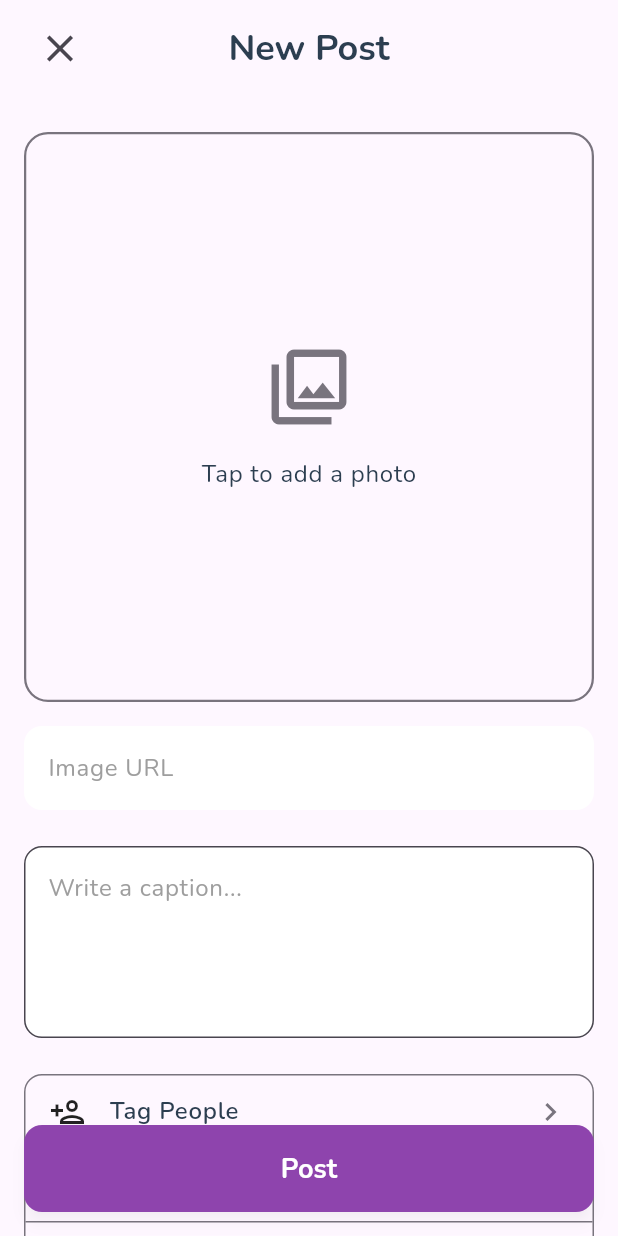
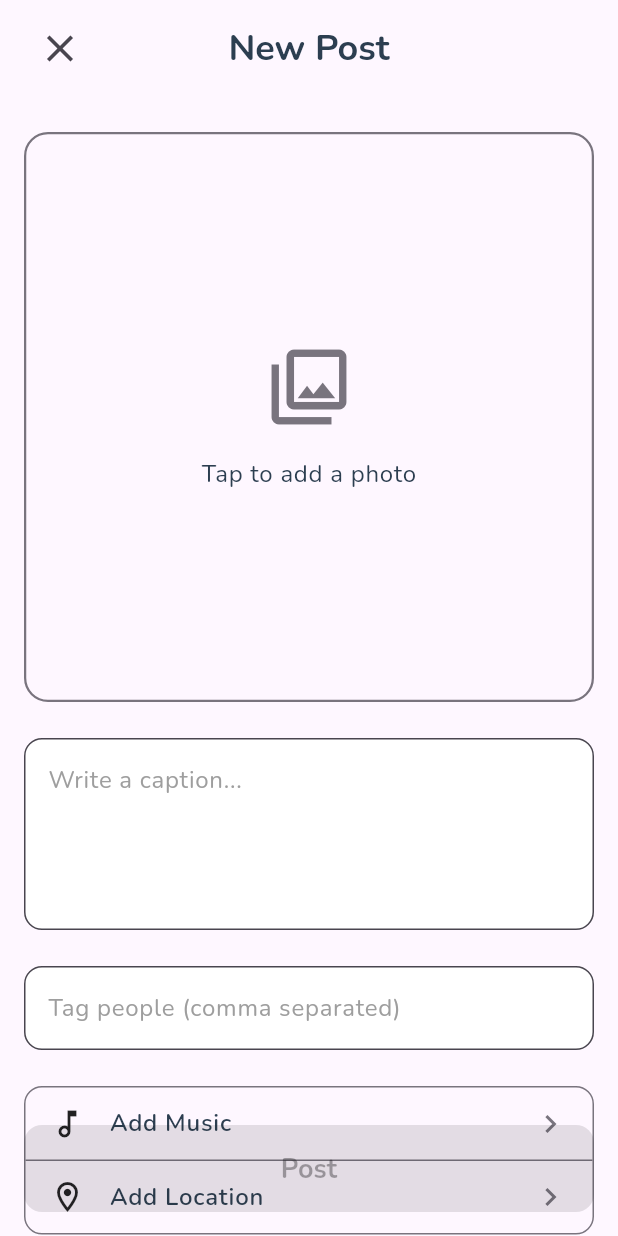
Before and after one commit to swaingithub/social-app, a Flutter app: the AddPostScreen screen opened by its route, on a phone screen of 412 x 824 dp. Run offline on Flutter 3.47's test engine with Material 3 defaults, Android fonts, the phone set to English and light mode, and no system bars; our stand-ins replace flutter_animate, flutter_svg, go_router, google_fonts, image_picker, shared_preferences and 1 more; accounts and stored records are empty; network calls fail.

Commit message:
post featured updated

```diff
--- a/frontend/lib/models/post.dart
+++ b/frontend/lib/models/post.dart
@@ -8,6 +8,7 @@ class Post {
   final String imageUrl;
   final List<String> likes;
   final List<String> comments;
+  final List<String> taggedUsers;
   final DateTime createdAt;
 
   Post({
@@ -17,6 +18,7 @@ class Post {
     required this.imageUrl,
     required this.likes,
     required this.comments,
+    required this.taggedUsers,
     required this.createdAt,
   });
 
@@ -28,6 +30,7 @@ class Post {
       imageUrl: json['imageUrl'] ?? '',
       likes: List<String>.from(json['likes'] ?? []),
       comments: List<String>.from(json['comments'] ?? []),
+      taggedUsers: List<String>.from(json['taggedUsers'] ?? []),
       createdAt: DateTime.parse(json['createdAt'] ?? DateTime.now().toIso8601String()),
     );
   }
--- a/frontend/lib/providers/post_provider.dart
+++ b/frontend/lib/providers/post_provider.dart
@@ -28,9 +28,9 @@ class PostProvider with ChangeNotifier {
     }
   }
 
-  Future<void> createPost(String caption, String imageUrl) async {
+  Future<void> createPost(String caption, String imageUrl, List<String> taggedUsers) async {
     try {
-      final newPost = await apiService.createPost(caption, imageUrl);
+      final newPost = await apiService.createPost(caption, imageUrl, taggedUsers);
       _posts.insert(0, newPost);
       notifyListeners();
     } catch (e) {
--- a/frontend/lib/screens/add_post_screen.dart
+++ b/frontend/lib/screens/add_post_screen.dart
@@ -1,6 +1,9 @@
+
+import 'dart:io';
 
 import 'package:flutter/material.dart';
 import 'package:go_router/go_router.dart';
+import 'package:image_picker/image_picker.dart';
 import 'package:provider/provider.dart';
 import 'package:social_media_app/providers/post_provider.dart';
 
@@ -13,7 +16,18 @@ class AddPostScreen extends StatefulWidget {
 
 class _AddPostScreenState extends State<AddPostScreen> {
   final _captionController = TextEditingController();
-  final _imageUrlController = TextEditingController();
+  final _taggedUsersController = TextEditingController();
+  File? _image;
+
+  Future<void> _pickImage() async {
+    final pickedFile = await ImagePicker().pickImage(source: ImageSource.gallery);
+
+    if (pickedFile != null) {
+      setState(() {
+        _image = File(pickedFile.path);
+      });
+    }
+  }
 
   @override
   Widget build(BuildContext context) {
@@ -53,19 +67,21 @@ class _AddPostScreenState extends State<AddPostScreen> {
                   // Image Input
                   AspectRatio(
                     aspectRatio: 1, // Square aspect ratio
+                    child: GestureDetector(
+                      onTap: _pickImage,
                       child: Container(
                         width: double.infinity,
                         decoration: BoxDecoration(
                           borderRadius: BorderRadius.circular(16),
                           border: Border.all(color: theme.dividerColor, width: 1.5),
-                        image: _imageUrlController.text.isNotEmpty && Uri.parse(_imageUrlController.text).isAbsolute
+                          image: _image != null
                               ? DecorationImage(
-                                image: NetworkImage(_imageUrlController.text),
+                                  image: FileImage(_image!),
                                   fit: BoxFit.cover,
                                 )
                               : null,
                         ),
-                      child: _imageUrlController.text.isEmpty || !Uri.parse(_imageUrlController.text).isAbsolute
+                        child: _image == null
                             ? Center(
                                 child: Column(
                                   mainAxisAlignment: MainAxisAlignment.center,
@@ -79,11 +95,6 @@ class _AddPostScreenState extends State<AddPostScreen> {
                             : null,
                       ),
                     ),
-                  const SizedBox(height: 16),
-                  TextField(
-                    controller: _imageUrlController,
-                    decoration: const InputDecoration(hintText: 'Image URL'),
-                    onChanged: (value) => setState(() {}),
                   ),
                   const SizedBox(height: 24),
 
@@ -101,6 +112,19 @@ class _AddPostScreenState extends State<AddPostScreen> {
                   ),
                   const SizedBox(height: 24),
 
+                  // Tagged Users
+                  TextField(
+                    controller: _taggedUsersController,
+                    decoration: InputDecoration(
+                      hintText: 'Tag people (comma separated)',
+                      border: OutlineInputBorder(
+                        borderRadius: BorderRadius.circular(12),
+                        borderSide: BorderSide(color: theme.dividerColor, width: 1),
+                      ),
+                    ),
+                  ),
+                  const SizedBox(height: 24),
+
                   // Additional Actions
                   Container(
                     decoration: BoxDecoration(
@@ -109,8 +133,6 @@ class _AddPostScreenState extends State<AddPostScreen> {
                     ),
                     child: Column(
                       children: [
-                        _buildOptionRow(context, icon: Icons.person_add_outlined, label: 'Tag People', isFirst: true),
-                        Divider(height: 1, color: theme.dividerColor),
                         _buildOptionRow(context, icon: Icons.music_note_outlined, label: 'Add Music'),
                         Divider(height: 1, color: theme.dividerColor),
                         _buildOptionRow(context, icon: Icons.location_on_outlined, label: 'Add Location', isLast: true),
@@ -126,13 +148,15 @@ class _AddPostScreenState extends State<AddPostScreen> {
               left: 16,
               right: 16,
               child: ElevatedButton(
-                onPressed: postProvider.isLoading
+                onPressed: postProvider.isLoading || _image == null
                     ? null
                     : () {
+                        final taggedUsers = _taggedUsersController.text.split(',').map((e) => e.trim()).toList();
                         postProvider
                             .createPost(
                           _captionController.text,
-                          _imageUrlController.text,
+                          _image!.path,
+                          taggedUsers,
                         )
                             .then((_) {
                           if (mounted) {
--- a/frontend/lib/services/api_service.dart
+++ b/frontend/lib/services/api_service.dart
@@ -101,7 +101,7 @@ class ApiService {
     }
   }
 
-  Future<Post> createPost(String caption, String imageUrl) async {
+  Future<Post> createPost(String caption, String imageUrl, List<String> taggedUsers) async {
     final token = await _getToken();
     final response = await http.post(
       Uri.parse('$baseUrl/posts'),
@@ -112,6 +112,7 @@ class ApiService {
       body: jsonEncode({
         'caption': caption,
         'imageUrl': imageUrl,
+        'taggedUsers': taggedUsers,
       }),
     );
 
```
Also changed, not shown: frontend/pubspec.lock, 1 other file. Lines whose indentation alone changed are shown as unchanged.
